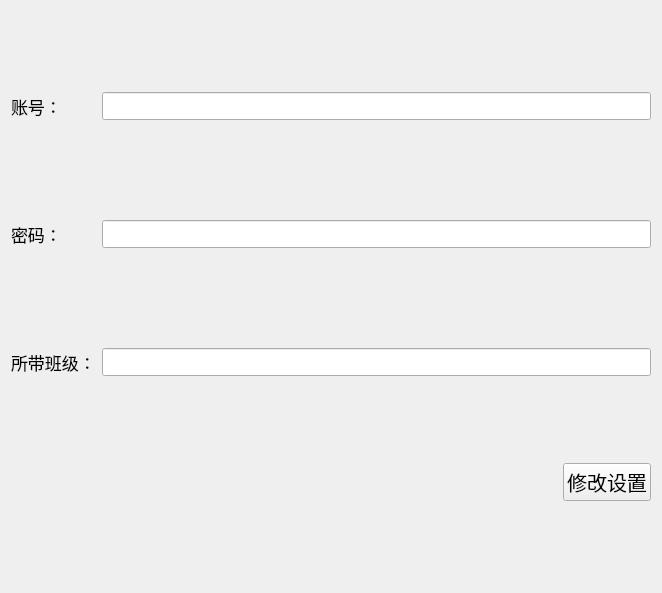
First picture: the form in src/gui/admiwidget/admin/ui_info.ui, repository eagleqq/BaiDuFace, before the edit.
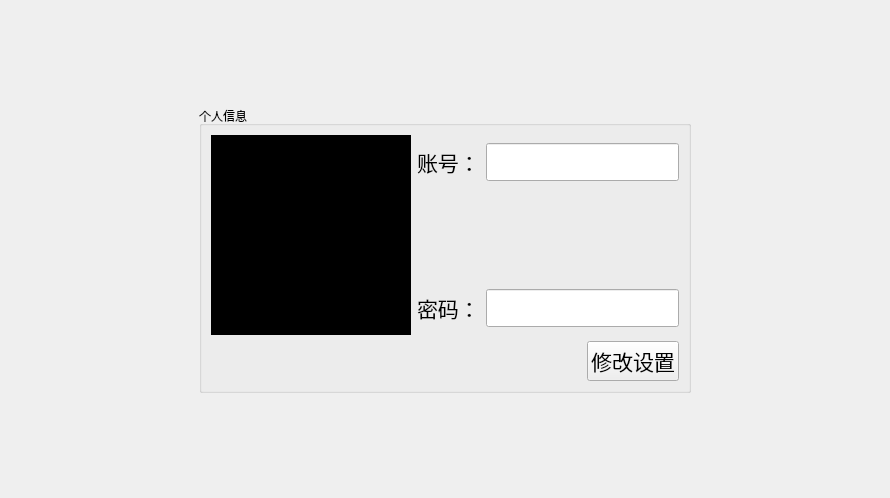
Second picture: the form after the edit.

```diff
--- a/src/gui/admiwidget/admin/ui_info.ui
+++ b/src/gui/admiwidget/admin/ui_info.ui
@@ -6,16 +6,71 @@
    <rect>
     <x>0</x>
     <y>0</y>
-    <width>662</width>
-    <height>593</height>
+    <width>890</width>
+    <height>498</height>
    </rect>
   </property>
   <property name="windowTitle">
    <string>Form</string>
   </property>
-  <layout class="QGridLayout" name="gridLayout_2">
-   <item row="0" column="0" colspan="2">
-    <layout class="QGridLayout" name="gridLayout" rowminimumheight="10,10,10">
+  <layout class="QVBoxLayout" name="verticalLayout_2">
+   <item>
+    <spacer name="verticalSpacer">
+     <property name="orientation">
+      <enum>Qt::Vertical</enum>
+     </property>
+     <property name="sizeHint" stdset="0">
+      <size>
+       <width>20</width>
+       <height>40</height>
+      </size>
+     </property>
+    </spacer>
+   </item>
+   <item>
+    <layout class="QHBoxLayout" name="horizontalLayout_3">
+     <item>
+      <spacer name="horizontalSpacer_2">
+       <property name="orientation">
+        <enum>Qt::Horizontal</enum>
+       </property>
+       <property name="sizeHint" stdset="0">
+        <size>
+         <width>40</width>
+         <height>20</height>
+        </size>
+       </property>
+      </spacer>
+     </item>
+     <item>
+      <widget class="QGroupBox" name="groupBox">
+       <property name="styleSheet">
+        <string notr="true">font: 75 16pt &quot;Aharoni&quot;;</string>
+       </property>
+       <property name="title">
+        <string>个人信息</string>
+       </property>
+       <layout class="QVBoxLayout" name="verticalLayout">
+        <item>
+         <layout class="QHBoxLayout" name="horizontalLayout_2">
+          <item>
+           <widget class="QLabel" name="label_icon">
+            <property name="minimumSize">
+             <size>
+              <width>200</width>
+              <height>200</height>
+             </size>
+            </property>
+            <property name="styleSheet">
+             <string notr="true">background-color: rgb(0, 0, 0);</string>
+            </property>
+            <property name="text">
+             <string>TextLabel</string>
+            </property>
+           </widget>
+          </item>
+          <item>
+           <layout class="QGridLayout" name="gridLayout">
      <property name="topMargin">
       <number>0</number>
      </property>
@@ -28,11 +83,44 @@
      <property name="verticalSpacing">
       <number>100</number>
      </property>
+            <item row="1" column="0">
+             <widget class="QLabel" name="label_2">
+              <property name="font">
+               <font>
+                <family>Aharoni</family>
+                <pointsize>16</pointsize>
+                <weight>9</weight>
+                <italic>false</italic>
+                <bold>false</bold>
+               </font>
+              </property>
+              <property name="text">
+               <string>密码：</string>
+              </property>
+             </widget>
+            </item>
+            <item row="1" column="1">
+             <widget class="QLineEdit" name="lineEdit_password">
+              <property name="font">
+               <font>
+                <family>Aharoni</family>
+                <pointsize>16</pointsize>
+                <weight>9</weight>
+                <italic>false</italic>
+                <bold>false</bold>
+               </font>
+              </property>
+             </widget>
+            </item>
      <item row="0" column="0">
       <widget class="QLabel" name="label">
        <property name="font">
         <font>
-         <pointsize>13</pointsize>
+                <family>Aharoni</family>
+                <pointsize>16</pointsize>
+                <weight>9</weight>
+                <italic>false</italic>
+                <bold>false</bold>
         </font>
        </property>
        <property name="text">
@@ -44,56 +132,22 @@
       <widget class="QLineEdit" name="lineEdit_name">
        <property name="font">
         <font>
-         <pointsize>13</pointsize>
+                <family>Aharoni</family>
+                <pointsize>16</pointsize>
+                <weight>9</weight>
+                <italic>false</italic>
+                <bold>false</bold>
         </font>
        </property>
       </widget>
      </item>
-     <item row="1" column="0">
-      <widget class="QLabel" name="label_2">
-       <property name="font">
-        <font>
-         <pointsize>13</pointsize>
-        </font>
-       </property>
-       <property name="text">
-        <string>密码：</string>
-       </property>
-      </widget>
-     </item>
-     <item row="1" column="1">
-      <widget class="QLineEdit" name="lineEdit_password">
-       <property name="font">
-        <font>
-         <pointsize>13</pointsize>
-        </font>
-       </property>
-      </widget>
-     </item>
-     <item row="2" column="0">
-      <widget class="QLabel" name="label_3">
-       <property name="font">
-        <font>
-         <pointsize>13</pointsize>
-        </font>
-       </property>
-       <property name="text">
-        <string>所带班级：</string>
-       </property>
-      </widget>
-     </item>
-     <item row="2" column="1">
-      <widget class="QLineEdit" name="lineEdit_class">
-       <property name="font">
-        <font>
-         <pointsize>13</pointsize>
-        </font>
-       </property>
-      </widget>
-     </item>
-    </layout>
-   </item>
-   <item row="1" column="0">
+           </layout>
+          </item>
+         </layout>
+        </item>
+        <item>
+         <layout class="QHBoxLayout" name="horizontalLayout">
+          <item>
     <spacer name="horizontalSpacer">
      <property name="orientation">
       <enum>Qt::Horizontal</enum>
@@ -106,17 +160,54 @@
      </property>
     </spacer>
    </item>
-   <item row="1" column="1">
+          <item>
     <widget class="QPushButton" name="pushButton_save">
      <property name="font">
       <font>
-       <pointsize>15</pointsize>
+              <family>Aharoni</family>
+              <pointsize>16</pointsize>
+              <weight>9</weight>
+              <italic>false</italic>
+              <bold>false</bold>
       </font>
      </property>
      <property name="text">
       <string>修改设置</string>
      </property>
     </widget>
+          </item>
+         </layout>
+        </item>
+       </layout>
+      </widget>
+     </item>
+     <item>
+      <spacer name="horizontalSpacer_3">
+       <property name="orientation">
+        <enum>Qt::Horizontal</enum>
+       </property>
+       <property name="sizeHint" stdset="0">
+        <size>
+         <width>40</width>
+         <height>20</height>
+        </size>
+       </property>
+      </spacer>
+     </item>
+    </layout>
+   </item>
+   <item>
+    <spacer name="verticalSpacer_2">
+     <property name="orientation">
+      <enum>Qt::Vertical</enum>
+     </property>
+     <property name="sizeHint" stdset="0">
+      <size>
+       <width>20</width>
+       <height>85</height>
+      </size>
+     </property>
+    </spacer>
    </item>
   </layout>
  </widget>
```
Lines whose indentation alone changed are shown as unchanged.
